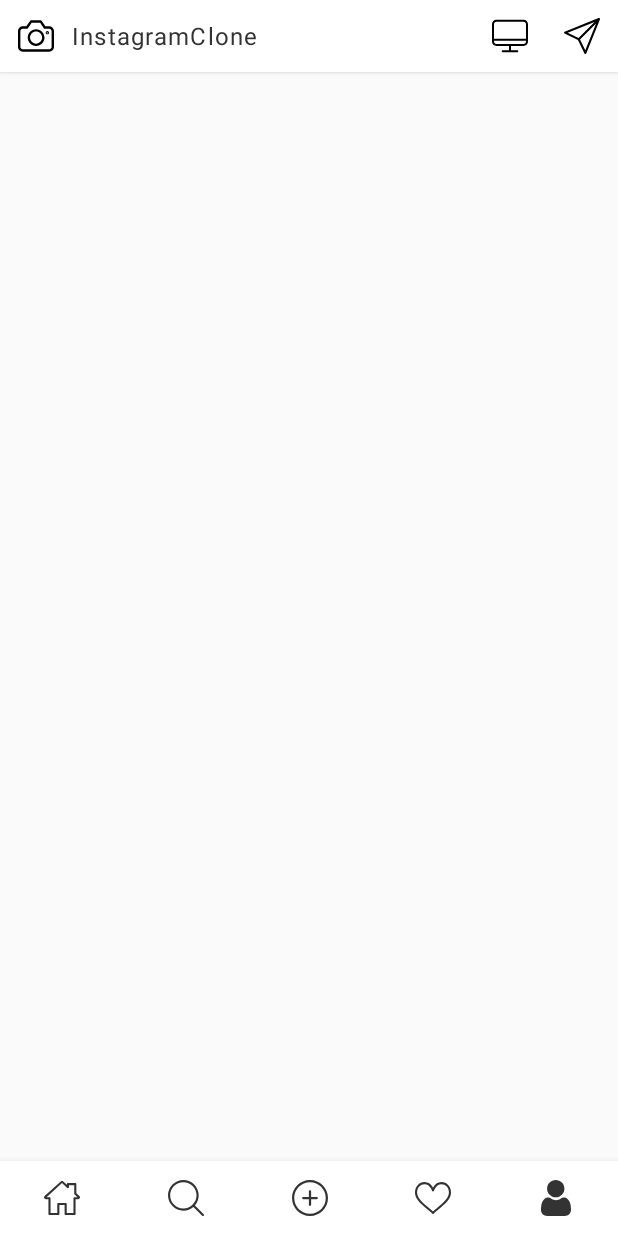
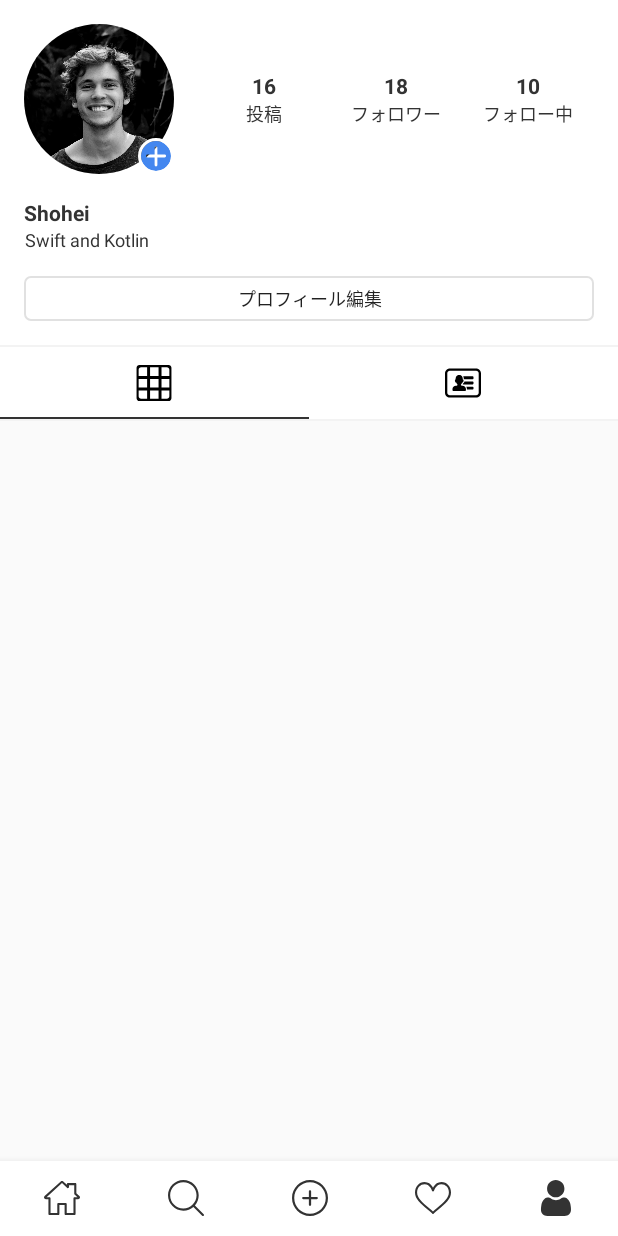
Before and after one commit to fglshm/InstagramClone, an Android app: the screen it shows after launch (MainActivity), item 5 of the bottom bar chosen, on a phone screen of 412 x 824 dp. Run offline under Robolectric (Android 15) with nearby library versions, the phone set to English and light mode, and no system bars; our stand-ins replace CircleImageView.

Commit message:
add image and update android

```diff
--- a/Android/app/build.gradle
+++ b/Android/app/build.gradle
@@ -35,4 +35,6 @@ dependencies {
     implementation 'com.android.support:appcompat-v7:28.0.0'
     implementation 'com.android.support:design:28.0.0'
 
+    implementation 'de.hdodenhof:circleimageview:3.0.0'
+
 }
--- a/Android/app/src/main/java/com/fglshm/instagramclone/home/HomeFragment.kt
+++ b/Android/app/src/main/java/com/fglshm/instagramclone/home/HomeFragment.kt
@@ -7,6 +7,7 @@ import com.fglshm.instagramclone.R
 import com.fglshm.instagramclone.base.BaseFragment
 import com.fglshm.instagramclone.main.MainActivity
 import com.fglshm.instagramclone.main.MainContract
+import com.fglshm.instagramclone.profile.ProfileFragment
 import com.fglshm.instagramclone.timeline.TimelineFragment
 import kotlinx.android.synthetic.main.fragment_home.*
 
@@ -20,6 +21,7 @@ class HomeFragment : BaseFragment() {
     private val bottomNavigation by lazy { navigation_fragment_home }
 
     private val timelineFragment by lazy { TimelineFragment() }
+    private val profileFragment by lazy { ProfileFragment() }
 
     override fun onViewCreated(view: View, savedInstanceState: Bundle?) {
         super.onViewCreated(view, savedInstanceState)
@@ -54,6 +56,9 @@ class HomeFragment : BaseFragment() {
                 }
                 else -> {
                     ((mActivity as MainActivity) as MainContract.View).setViewPagerState(false)
+                    childFragmentManager.beginTransaction()
+                        .add(containerRes, profileFragment, profileFragment::class.java.simpleName)
+                        .commit()
                     true
                 }
             }
--- /dev/null
+++ b/Android/app/src/main/java/com/fglshm/instagramclone/profile/ProfileFragment.kt
@@ -0,0 +1,36 @@
+package com.fglshm.instagramclone.profile
+
+import android.os.Bundle
+import android.view.View
+import androidx.core.view.get
+import androidx.fragment.app.Fragment
+import androidx.fragment.app.FragmentManager
+import androidx.fragment.app.FragmentStatePagerAdapter
+import com.fglshm.instagramclone.R
+import com.fglshm.instagramclone.base.BaseFragment
+import kotlinx.android.synthetic.main.fragment_profile.*
+
+class ProfileFragment : BaseFragment() {
+
+    override val logTag: String = ProfileFragment::class.java.simpleName
+    override fun getLayout(): Int = R.layout.fragment_profile
+
+    private val tab by lazy { tab_profile }
+    private val viewPager by lazy { pager_profile }
+
+    override fun onViewCreated(view: View, savedInstanceState: Bundle?) {
+        super.onViewCreated(view, savedInstanceState)
+        viewPager.adapter = PagerAdapter(childFragmentManager)
+        tab.setupWithViewPager(viewPager)
+        tab.getTabAt(0)?.setIcon(R.drawable.ic_grid)
+        tab.getTabAt(1)?.setIcon(R.drawable.ic_people)
+        tab.tabRippleColor = null
+    }
+
+    class PagerAdapter(fm: FragmentManager) : FragmentStatePagerAdapter(fm) {
+
+        override fun getItem(position: Int): Fragment = Fragment()
+        override fun getCount(): Int = 2
+
+    }
+}
--- a/Android/app/src/main/java/com/fglshm/instagramclone/timeline/TimelineFragment.kt
+++ b/Android/app/src/main/java/com/fglshm/instagramclone/timeline/TimelineFragment.kt
@@ -7,4 +7,5 @@ class TimelineFragment : BaseFragment() {
 
     override val logTag: String = TimelineFragment::class.java.simpleName
     override fun getLayout(): Int = R.layout.fragment_timeline
+
 }
--- /dev/null
+++ b/Android/app/src/main/res/drawable/bg_button_profile_edit.xml
@@ -0,0 +1,8 @@
+<?xml version="1.0" encoding="utf-8"?>
+<shape xmlns:android="http://schemas.android.com/apk/res/android">
+    <corners android:radius="4dp" />
+    <solid android:color="@color/colorWhite" />
+    <stroke
+        android:width="1dp"
+        android:color="@color/colorGray" />
+</shape>
--- /dev/null
+++ b/Android/app/src/main/res/drawable/ic_down.xml
@@ -0,0 +1,9 @@
+<vector xmlns:android="http://schemas.android.com/apk/res/android"
+    android:width="12dp"
+    android:height="12dp"
+    android:viewportWidth="451.847"
+    android:viewportHeight="451.847">
+    <path
+        android:fillColor="#FF000000"
+        android:pathData="M225.923,354.706c-8.098,0 -16.195,-3.092 -22.369,-9.263L9.27,151.157c-12.359,-12.359 -12.359,-32.397 0,-44.751c12.354,-12.354 32.388,-12.354 44.748,0l171.905,171.915l171.906,-171.909c12.359,-12.354 32.391,-12.354 44.744,0c12.365,12.354 12.365,32.392 0,44.751L248.292,345.449C242.115,351.621 234.018,354.706 225.923,354.706z" />
+</vector>
--- /dev/null
+++ b/Android/app/src/main/res/drawable/ic_grid.xml
@@ -0,0 +1,4 @@
+<vector android:height="24dp" android:viewportHeight="28.051"
+    android:viewportWidth="28.051" android:width="24dp" xmlns:android="http://schemas.android.com/apk/res/android">
+    <path android:fillColor="#FF000000" android:pathData="M25.351,0H2.698C1.446,0 0.434,1.004 0.434,2.232v23.59c0,1.23 1.012,2.229 2.264,2.229h22.653c1.248,0 2.266,-0.998 2.266,-2.229V2.232C27.617,1.004 26.599,0 25.351,0zM8.662,26.373H4.053c-1.101,0 -1.994,-0.877 -1.994,-1.963v-4.586h6.603C8.662,19.824 8.662,26.373 8.662,26.373zM8.662,17.527H2.059v-6.625h6.603C8.662,10.902 8.662,17.527 8.662,17.527zM8.662,8.605H2.059v-4.96c0,-1.082 0.894,-1.963 1.994,-1.963h4.608v6.923H8.662zM17.582,26.373h-6.624v-6.549h6.624V26.373zM17.582,17.527h-6.624v-6.625h6.624V17.527zM17.582,8.605h-6.624V1.682h6.624V8.605zM25.989,24.41c0,1.086 -0.895,1.963 -1.992,1.963H19.88v-6.549h6.109V24.41zM25.989,17.527H19.88v-6.625h6.109V17.527zM25.989,8.605H19.88V1.682h4.117c1.098,0 1.992,0.881 1.992,1.963V8.605z"/>
+</vector>
--- /dev/null
+++ b/Android/app/src/main/res/drawable/ic_menu.xml
@@ -0,0 +1,6 @@
+<vector android:height="24dp" android:viewportHeight="512"
+    android:viewportWidth="512" android:width="24dp" xmlns:android="http://schemas.android.com/apk/res/android">
+    <path android:fillColor="#FF000000" android:pathData="M491.318,235.318H20.682C9.26,235.318 0,244.577 0,256s9.26,20.682 20.682,20.682h470.636c11.423,0 20.682,-9.259 20.682,-20.682C512,244.578 502.741,235.318 491.318,235.318z"/>
+    <path android:fillColor="#FF000000" android:pathData="M491.318,78.439H20.682C9.26,78.439 0,87.699 0,99.121c0,11.422 9.26,20.682 20.682,20.682h470.636c11.423,0 20.682,-9.26 20.682,-20.682C512,87.699 502.741,78.439 491.318,78.439z"/>
+    <path android:fillColor="#FF000000" android:pathData="M491.318,392.197H20.682C9.26,392.197 0,401.456 0,412.879s9.26,20.682 20.682,20.682h470.636c11.423,0 20.682,-9.259 20.682,-20.682S502.741,392.197 491.318,392.197z"/>
+</vector>
--- /dev/null
+++ b/Android/app/src/main/res/drawable/ic_people.xml
@@ -0,0 +1,8 @@
+<vector android:height="24dp" android:viewportHeight="31.939"
+    android:viewportWidth="31.939" android:width="24dp" xmlns:android="http://schemas.android.com/apk/res/android">
+    <path android:fillColor="#FF000000" android:pathData="M15.58,18.332h-0.777c-0.403,0 -0.73,-0.326 -0.73,-0.729c0,-0.149 0.06,-0.293 0.167,-0.397c0.452,-0.439 0.832,-1.03 1.107,-1.667c0.056,0.041 0.116,0.071 0.184,0.071c0.436,0 0.95,-0.964 0.95,-1.621c0,-0.657 -0.061,-1.19 -0.498,-1.19c-0.052,0 -0.106,0.009 -0.162,0.023c-0.031,-1.782 -0.481,-4.005 -3.202,-4.005c-2.839,0 -3.17,2.219 -3.202,3.999c-0.04,-0.008 -0.08,-0.017 -0.117,-0.017c-0.437,0 -0.497,0.533 -0.497,1.19c0,0.657 0.512,1.621 0.949,1.621c0.054,0 0.104,-0.015 0.151,-0.042c0.274,0.627 0.649,1.206 1.094,1.641c0.107,0.104 0.167,0.246 0.167,0.396c0,0.403 -0.327,0.73 -0.73,0.73H9.656c-1.662,0 -3.009,1.347 -3.009,3.009v0.834c0,0.524 0.425,0.95 0.95,0.95h10.042c0.524,0 0.949,-0.426 0.949,-0.95v-0.834C18.589,19.68 17.242,18.332 15.58,18.332z"/>
+    <path android:fillColor="#FF000000" android:pathData="M24.589,10.077h-8.421c0.243,0.538 0.417,1.2 0.489,2.019c0.18,0.111 0.315,0.29 0.425,0.506h7.507c0.39,0 0.704,-0.315 0.704,-0.704v-1.117C25.293,10.393 24.979,10.077 24.589,10.077z"/>
+    <path android:fillColor="#FF000000" android:pathData="M24.589,14.678h-7.335c-0.199,0.752 -0.689,1.539 -1.368,1.749c-0.02,0.037 -0.043,0.069 -0.064,0.106v0.67h8.766c0.389,0 0.704,-0.315 0.704,-0.705v-1.116C25.293,14.993 24.979,14.678 24.589,14.678z"/>
+    <path android:fillColor="#FF000000" android:pathData="M24.589,19.279h-5.726c0.378,0.598 0.6,1.303 0.6,2.062v0.463h5.126c0.39,0 0.704,-0.315 0.704,-0.704v-1.117C25.293,19.594 24.979,19.279 24.589,19.279z"/>
+    <path android:fillColor="#FF000000" android:pathData="M27.615,3.057H4.325C1.936,3.057 0,4.993 0,7.382v17.176c0,2.39 1.936,4.325 4.325,4.325h23.29c2.389,0 4.324,-1.936 4.324,-4.325V7.382C31.939,4.993 30.004,3.057 27.615,3.057zM29.898,24.558c0,1.259 -1.024,2.283 -2.283,2.283H4.325c-1.259,0 -2.283,-1.024 -2.283,-2.283V7.382c0,-1.259 1.024,-2.283 2.283,-2.283h23.29c1.259,0 2.283,1.024 2.283,2.283V24.558z"/>
+</vector>
--- /dev/null
+++ b/Android/app/src/main/res/drawable/ic_plus.xml
@@ -0,0 +1,4 @@
+<vector android:height="24dp" android:viewportHeight="52"
+    android:viewportWidth="52" android:width="24dp" xmlns:android="http://schemas.android.com/apk/res/android">
+    <path android:fillColor="#4487EF" android:pathData="M26,0C11.664,0 0,11.663 0,26s11.664,26 26,26s26,-11.663 26,-26S40.336,0 26,0zM38.5,28H28v11c0,1.104 -0.896,2 -2,2s-2,-0.896 -2,-2V28H13.5c-1.104,0 -2,-0.896 -2,-2s0.896,-2 2,-2H24V14c0,-1.104 0.896,-2 2,-2s2,0.896 2,2v10h10.5c1.104,0 2,0.896 2,2S39.604,28 38.5,28z"/>
+</vector>
--- /dev/null
+++ b/Android/app/src/main/res/layout/fragment_profile.xml
@@ -0,0 +1,206 @@
+<?xml version="1.0" encoding="utf-8"?>
+<androidx.coordinatorlayout.widget.CoordinatorLayout xmlns:android="http://schemas.android.com/apk/res/android"
+    xmlns:app="http://schemas.android.com/apk/res-auto"
+    android:layout_width="match_parent"
+    android:layout_height="match_parent">
+
+    <com.google.android.material.appbar.AppBarLayout
+        android:layout_width="match_parent"
+        android:layout_height="wrap_content"
+        android:background="@color/colorWhite"
+        app:elevation="0dp">
+
+        <com.google.android.material.appbar.CollapsingToolbarLayout
+            android:layout_width="match_parent"
+            android:layout_height="wrap_content">
+
+            <androidx.constraintlayout.widget.ConstraintLayout
+                android:layout_width="match_parent"
+                android:layout_height="wrap_content">
+
+                <de.hdodenhof.circleimageview.CircleImageView
+                    android:id="@+id/image_profile"
+                    android:layout_width="100dp"
+                    android:layout_height="100dp"
+                    android:layout_marginStart="16dp"
+                    android:layout_marginTop="16dp"
+                    android:scaleType="centerCrop"
+                    android:src="@drawable/person12"
+                    app:layout_constraintStart_toStartOf="parent"
+                    app:layout_constraintTop_toTopOf="parent" />
+
+                <de.hdodenhof.circleimageview.CircleImageView
+                    android:layout_width="wrap_content"
+                    android:layout_height="wrap_content"
+                    android:src="@drawable/ic_plus"
+                    app:civ_border_color="@color/colorWhite"
+                    app:civ_border_width="2dp"
+                    app:layout_constraintBottom_toBottomOf="@id/image_profile"
+                    app:layout_constraintEnd_toEndOf="@id/image_profile" />
+
+                <TextView
+                    android:id="@+id/text_post_count"
+                    android:layout_width="0dp"
+                    android:layout_height="wrap_content"
+                    android:layout_marginStart="16dp"
+                    android:text="16"
+                    android:textAlignment="center"
+                    android:textColor="@color/colorBlack"
+                    android:textSize="14sp"
+                    android:textStyle="bold"
+                    app:layout_constraintBottom_toTopOf="@id/text_post"
+                    app:layout_constraintEnd_toStartOf="@id/text_follower_count"
+                    app:layout_constraintStart_toEndOf="@id/image_profile"
+                    app:layout_constraintTop_toTopOf="@id/image_profile"
+                    app:layout_constraintVertical_chainStyle="packed" />
+
+                <TextView
+                    android:id="@+id/text_post"
+                    android:layout_width="wrap_content"
+                    android:layout_height="wrap_content"
+                    android:text="投稿"
+                    android:textAlignment="center"
+                    android:textColor="@color/colorBlack"
+                    android:textSize="12sp"
+                    app:layout_constraintBottom_toBottomOf="@id/image_profile"
+                    app:layout_constraintEnd_toEndOf="@id/text_post_count"
+                    app:layout_constraintStart_toStartOf="@id/text_post_count"
+                    app:layout_constraintTop_toBottomOf="@id/text_post_count" />
+
+                <TextView
+                    android:id="@+id/text_follower_count"
+                    android:layout_width="0dp"
+                    android:layout_height="wrap_content"
+                    android:text="18"
+                    android:textAlignment="center"
+                    android:textColor="@color/colorBlack"
+                    android:textSize="14sp"
+                    android:textStyle="bold"
+                    app:layout_constraintBottom_toBottomOf="@id/text_post_count"
+                    app:layout_constraintEnd_toStartOf="@id/text_following_count"
+                    app:layout_constraintStart_toEndOf="@id/text_post_count"
+                    app:layout_constraintTop_toTopOf="@id/text_post_count" />
+
+                <TextView
+                    android:id="@+id/text_follower"
+                    android:layout_width="wrap_content"
+                    android:layout_height="wrap_content"
+                    android:text="フォロワー"
+                    android:textAlignment="center"
+                    android:textColor="@color/colorBlack"
+                    android:textSize="12sp"
+                    app:layout_constraintBottom_toBottomOf="@id/text_post"
+                    app:layout_constraintEnd_toEndOf="@id/text_follower_count"
+                    app:layout_constraintStart_toStartOf="@id/text_follower_count"
+                    app:layout_constraintTop_toTopOf="@id/text_post" />
+
+                <TextView
+                    android:id="@+id/text_following_count"
+                    android:layout_width="0dp"
+                    android:layout_height="wrap_content"
+                    android:layout_marginEnd="16dp"
+                    android:text="10"
+                    android:textAlignment="center"
+                    android:textColor="@color/colorBlack"
+                    android:textSize="14sp"
+                    android:textStyle="bold"
+                    app:layout_constraintBottom_toBottomOf="@id/text_post_count"
+                    app:layout_constraintEnd_toEndOf="parent"
+                    app:layout_constraintStart_toEndOf="@id/text_follower_count"
+                    app:layout_constraintTop_toTopOf="@id/text_post_count" />
+
+                <TextView
+                    android:id="@+id/text_following"
+                    android:layout_width="0dp"
+                    android:layout_height="wrap_content"
+                    android:text="フォロー中"
+                    android:textAlignment="center"
+                    android:textColor="@color/colorBlack"
+                    android:textSize="12sp"
+                    app:layout_constraintBottom_toBottomOf="@id/text_follower"
+                    app:layout_constraintEnd_toEndOf="@id/text_following_count"
+                    app:layout_constraintStart_toStartOf="@id/text_following_count"
+                    app:layout_constraintTop_toBottomOf="@id/text_following_count" />
+
+                <TextView
+                    android:id="@+id/text_username"
+                    android:layout_width="0dp"
+                    android:layout_height="wrap_content"
+                    android:layout_marginTop="16dp"
+                    android:text="Shohei"
+                    android:textAlignment="center"
+                    android:textColor="@color/colorBlack"
+                    android:textSize="14sp"
+                    android:textStyle="bold"
+                    app:layout_constraintStart_toStartOf="@id/image_profile"
+                    app:layout_constraintTop_toBottomOf="@id/image_profile" />
+
+                <TextView
+                    android:id="@+id/text_caption"
+                    android:layout_width="0dp"
+                    android:layout_height="wrap_content"
+                    android:text="Swift and Kotlin"
+                    android:textAlignment="center"
+                    android:textColor="@color/colorBlack"
+                    android:textSize="12sp"
+                    app:layout_constraintStart_toStartOf="@id/image_profile"
+                    app:layout_constraintTop_toBottomOf="@id/text_username" />
+
+                <Button
+                    android:id="@+id/button_edit_profile"
+                    style="?attr/borderlessButtonStyle"
+                    android:layout_width="0dp"
+                    android:layout_height="30dp"
+                    android:layout_margin="16dp"
+                    android:background="@drawable/bg_button_profile_edit"
+                    android:text="プロフィール編集"
+                    android:textSize="12sp"
+                    app:layout_constraintEnd_toEndOf="parent"
+                    app:layout_constraintStart_toStartOf="parent"
+                    app:layout_constraintTop_toBottomOf="@id/text_caption" />
+
+                <View
+                    android:id="@+id/divider1"
+                    android:layout_width="0dp"
+                    android:layout_height="1dp"
+                    android:layout_marginTop="16dp"
+                    android:background="@color/colorLightGray"
+                    app:layout_constraintEnd_toEndOf="parent"
+                    app:layout_constraintStart_toStartOf="parent"
+                    app:layout_constraintTop_toBottomOf="@+id/button_edit_profile" />
+
+                <com.google.android.material.tabs.TabLayout
+                    android:id="@+id/tab_profile"
+                    android:layout_width="0dp"
+                    android:layout_height="48dp"
+                    app:layout_constraintEnd_toEndOf="parent"
+                    app:layout_constraintStart_toStartOf="parent"
+                    app:layout_constraintTop_toBottomOf="@+id/divider1"
+                    app:tabGravity="fill"
+                    app:tabIndicatorColor="@color/colorBlack"
+                    app:tabIndicatorHeight="1dp"
+                    app:tabMode="fixed" />
+
+                <View
+                    android:id="@+id/divider2"
+                    android:layout_width="0dp"
+                    android:layout_height="1dp"
+                    android:background="@color/colorLightGray"
+                    app:layout_constraintEnd_toEndOf="parent"
+                    app:layout_constraintStart_toStartOf="parent"
+                    app:layout_constraintTop_toBottomOf="@+id/tab_profile" />
+
+            </androidx.constraintlayout.widget.ConstraintLayout>
+
+        </com.google.android.material.appbar.CollapsingToolbarLayout>
+
+    </com.google.android.material.appbar.AppBarLayout>
+
+    <androidx.viewpager.widget.ViewPager
+        android:id="@+id/pager_profile"
+        android:layout_width="match_parent"
+        android:layout_height="match_parent"
+        android:overScrollMode="never"
+        app:layout_behavior="@string/appbar_scrolling_view_behavior" />
+
+</androidx.coordinatorlayout.widget.CoordinatorLayout>
--- a/Android/app/src/main/res/values/colors.xml
+++ b/Android/app/src/main/res/values/colors.xml
@@ -5,5 +5,6 @@
     <color name="colorAccent">#D81B60</color>
     <color name="colorBlack">#333333</color>
     <color name="colorLightGray">#F3F3F3</color>
+    <color name="colorGray">#E1E1E1</color>
     <color name="colorWhite">#ffffff</color>
 </resources>
```
Also changed, not shown: Android/app/src/main/res/drawable/person12.jpg (added), 1 other file.
